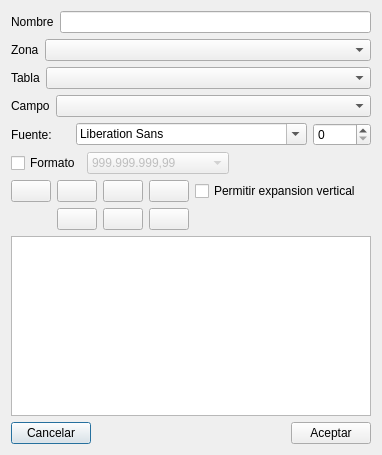
First picture: the form in Report/editfielddlg.ui, repository kapyderi/recoverdrake-v3, before the edit.
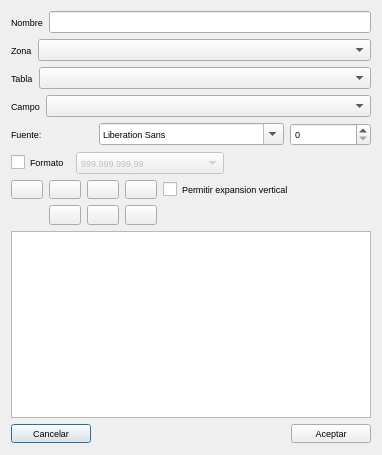
Second picture: the form after the edit. Icons and pictures are not drawn.

What changed in the file:
```diff
--- a/Report/editfielddlg.ui
+++ b/Report/editfielddlg.ui
@@ -16,6 +16,11 @@
     <height>455</height>
    </size>
   </property>
+  <property name="font">
+   <font>
+    <pointsize>7</pointsize>
+   </font>
+  </property>
   <property name="windowTitle">
    <string>Configuracion de campos</string>
   </property>
```
